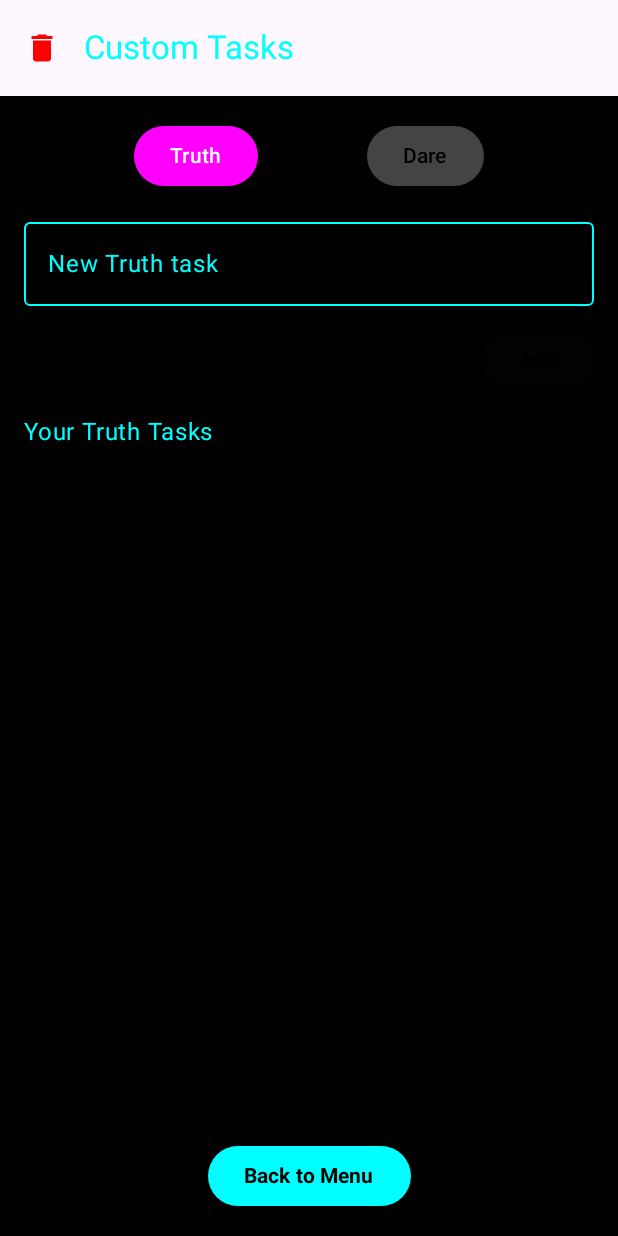
After one commit to Aleyna-prog/WhosNextFinal, an Android app built with Jetpack Compose: the CustomTaskScreen screen opened through its navigation route, on a phone screen of 412 x 824 dp. The commit adds this screen. Run offline under Robolectric (Android 15) with nearby library versions, the phone set to English and light mode, and no system bars; our stand-ins replace Room's generated code.

Commit message:
should requirements wurden erfüllt..glaube ich CustomTask und CustomTaskScreen, GameScreen etc wurden geupdatet

```diff
--- /dev/null
+++ b/app/src/main/java/com/example/whosdaresample/CustomTask.kt
@@ -0,0 +1,6 @@
+package com.example.whosdaresample
+
+data class CustomTask(
+    val type: String,  // "Truth" oder "Dare"
+    val text: String
+)
--- a/app/src/main/java/com/example/whosdaresample/navigation/Navigation.kt
+++ b/app/src/main/java/com/example/whosdaresample/navigation/Navigation.kt
@@ -10,6 +10,8 @@ import com.example.whosdaresample.ui.screens.*
 import com.example.whosdaresample.ui.theme.EndScreen
 import com.example.whosdaresample.ui.theme.GameScreen
 import com.example.whosdaresample.ui.theme.SpinBottleScreen
+import com.example.whosdaresample.ui.theme.CustomTaskScreen
+
 
 @Composable
 fun AppNavigation(navController: NavHostController, viewModel: GameViewModel) {
@@ -17,7 +19,8 @@ fun AppNavigation(navController: NavHostController, viewModel: GameViewModel) {
         composable("start") {
             StartScreen(
                 viewModel = viewModel,
-                onStartGame = { navController.navigate("spin") }
+                onStartGame = { navController.navigate("spin") },
+                onOpenCustomTasks = {navController.navigate("custom")}
             )
         }
         composable("spin") {
@@ -43,5 +46,12 @@ fun AppNavigation(navController: NavHostController, viewModel: GameViewModel) {
                 }
             )
         }
+        composable("custom") {
+            CustomTaskScreen(
+                viewModel = viewModel,
+                onBack = { navController.popBackStack() }
+            )
+        }
+
     }
 }
--- /dev/null
+++ b/app/src/main/java/com/example/whosdaresample/ui/theme/CustomTaskScreen.kt
@@ -0,0 +1,136 @@
+package com.example.whosdaresample.ui.theme
+
+import androidx.compose.foundation.background
+import androidx.compose.foundation.layout.*
+import androidx.compose.foundation.lazy.LazyColumn
+import androidx.compose.foundation.lazy.items
+import androidx.compose.foundation.shape.RoundedCornerShape
+import androidx.compose.material.icons.Icons
+import androidx.compose.material.icons.filled.Delete
+import androidx.compose.material3.*
+import androidx.compose.runtime.*
+import androidx.compose.ui.Alignment
+import androidx.compose.ui.Modifier
+import androidx.compose.ui.graphics.Color
+import androidx.compose.ui.text.font.FontWeight
+import androidx.compose.ui.unit.dp
+import com.example.whosdaresample.CustomTask
+import com.example.whosdaresample.GameViewModel
+
+@OptIn(ExperimentalMaterial3Api::class)
+@Composable
+fun CustomTaskScreen(
+    viewModel: GameViewModel,
+    onBack: () -> Unit
+) {
+    var selectedTab by remember { mutableStateOf("Truth") }
+    var newTaskText by remember { mutableStateOf("") }
+
+    Scaffold(
+        topBar = {
+            TopAppBar(
+                title = { Text("Custom Tasks", color = Color.Cyan) },
+                navigationIcon = {
+                    IconButton(onClick = onBack) {
+                        Icon(Icons.Default.Delete, contentDescription = "Back", tint = Color.Red)
+                    }
+                }
+            )
+        },
+        containerColor = Color.Black
+    ) { padding ->
+        Column(
+            modifier = Modifier
+                .padding(padding)
+                .fillMaxSize()
+                .background(Color.Black)
+                .padding(16.dp),
+            verticalArrangement = Arrangement.spacedBy(12.dp)
+        ) {
+            // Tab Switch
+            Row(Modifier.fillMaxWidth(), horizontalArrangement = Arrangement.SpaceEvenly) {
+                Button(
+                    onClick = { selectedTab = "Truth" },
+                    colors = ButtonDefaults.buttonColors(
+                        containerColor = if (selectedTab == "Truth") Color.Magenta else Color.DarkGray
+                    )
+                ) {
+                    Text("Truth", color = Color.White)
+                }
+                Button(
+                    onClick = { selectedTab = "Dare" },
+                    colors = ButtonDefaults.buttonColors(
+                        containerColor = if (selectedTab == "Dare") Color.Yellow else Color.DarkGray
+                    )
+                ) {
+                    Text("Dare", color = Color.Black)
+                }
+            }
+
+            // Input
+            OutlinedTextField(
+                value = newTaskText,
+                onValueChange = { newTaskText = it },
+                label = { Text("New $selectedTab task", color = Color.Cyan) },
+                modifier = Modifier.fillMaxWidth(),
+                textStyle = LocalTextStyle.current.copy(color = Color.White),
+                colors = OutlinedTextFieldDefaults.colors(
+                    focusedBorderColor = Color.Cyan,
+                    unfocusedBorderColor = Color.Cyan
+                )
+            )
+
+            Button(
+                onClick = {
+                    viewModel.addCustomTask(selectedTab, newTaskText.trim())
+                    newTaskText = ""
+                },
+                enabled = newTaskText.isNotBlank(),
+                colors = ButtonDefaults.buttonColors(containerColor = Color.Cyan),
+                modifier = Modifier.align(Alignment.End)
+            ) {
+                Text("Add", color = Color.Black)
+            }
+
+            // List
+            Text("Your $selectedTab Tasks", color = Color.Cyan)
+            LazyColumn(
+                verticalArrangement = Arrangement.spacedBy(8.dp),
+                modifier = Modifier
+                    .weight(1f)
+                    .fillMaxWidth()
+            ) {
+                val filtered = viewModel.customTasks.filter { it.type == selectedTab }
+                items(filtered) { task ->
+                    Card(
+                        shape = RoundedCornerShape(12.dp),
+                        colors = CardDefaults.cardColors(containerColor = Color(0xFF1A1A1A)),
+                        modifier = Modifier.fillMaxWidth()
+                    ) {
+                        Row(
+                            modifier = Modifier
+                                .padding(12.dp)
+                                .fillMaxWidth(),
+                            horizontalArrangement = Arrangement.SpaceBetween,
+                            verticalAlignment = Alignment.CenterVertically
+                        ) {
+                            Text(task.text, color = Color.White)
+                            IconButton(onClick = { viewModel.removeCustomTask(task) }) {
+                                Icon(Icons.Default.Delete, contentDescription = null, tint = Color.Red)
+                            }
+                        }
+                    }
+                }
+            }
+
+            // Zurück-Button
+            Button(
+                onClick = onBack,
+                colors = ButtonDefaults.buttonColors(containerColor = Color.Cyan),
+                modifier = Modifier.align(Alignment.CenterHorizontally)
+            ) {
+                Text("Back to Menu", color = Color.Black, fontWeight = FontWeight.Bold)
+            }
+        }
+    }
+}
--- a/app/src/main/java/com/example/whosdaresample/ui/theme/StartScreen.kt
+++ b/app/src/main/java/com/example/whosdaresample/ui/theme/StartScreen.kt
@@ -1,4 +1,3 @@
-// Datei: StartScreen.kt
 package com.example.whosdaresample.ui.screens
 
 import androidx.compose.foundation.background
@@ -24,7 +23,8 @@ import com.example.whosdaresample.GameViewModel
 @Composable
 fun StartScreen(
     viewModel: GameViewModel,
-    onStartGame: () -> Unit
+    onStartGame: () -> Unit,
+    onOpenCustomTasks: () -> Unit
 ) {
     var nameInput by remember { mutableStateOf("") }
 
@@ -37,15 +37,11 @@ fun StartScreen(
     ) {
         WelcomeCard()
 
-        Row(
-            verticalAlignment = Alignment.CenterVertically
-        ) {
+        Row(verticalAlignment = Alignment.CenterVertically) {
             OutlinedTextField(
                 value = nameInput,
                 onValueChange = { nameInput = it },
-                label = {
-                    Text("Enter name", color = Color.Cyan)
-                },
+                label = { Text("Enter name", color = Color.Cyan) },
                 modifier = Modifier
                     .weight(1f)
                     .height(60.dp),
@@ -118,10 +114,33 @@ fun StartScreen(
             }
         }
 
+        // ➕ Shuffle Mode Toggle
+        Row(
+            verticalAlignment = Alignment.CenterVertically,
+            modifier = Modifier.padding(top = 8.dp, start = 8.dp)
+        ) {
+            Checkbox(
+                checked = viewModel.isShuffleMode.value,
+                onCheckedChange = { viewModel.isShuffleMode.value = it },
+                colors = CheckboxDefaults.colors(
+                    checkedColor = Color.Cyan,
+                    uncheckedColor = Color.Gray
+                )
+            )
+            Text("Shuffle Mode", color = Color.Cyan)
+        }
+
         Spacer(modifier = Modifier.weight(1f))
 
         if (viewModel.playerNames.size >= 2) {
             NeonStartButton(onClick = onStartGame)
+        }
+
+        TextButton(
+            onClick = onOpenCustomTasks,
+            modifier = Modifier.align(Alignment.CenterHorizontally)
+        ) {
+            Text("✏️ Custom Tasks", color = Color.LightGray)
         }
     }
 }
@@ -133,49 +152,34 @@ fun WelcomeCard() {
             .fillMaxWidth()
             .padding(8.dp),
         elevation = CardDefaults.cardElevation(defaultElevation = 12.dp),
-        colors = CardDefaults.cardColors(
-            containerColor = Color(0xFF1A1A1A)
-        ),
+        colors = CardDefaults.cardColors(containerColor = Color(0xFF1A1A1A)),
         shape = RoundedCornerShape(20.dp)
     ) {
         Column(
-            modifier = Modifier
-                .padding(24.dp),
+            modifier = Modifier.padding(24.dp),
             verticalArrangement = Arrangement.spacedBy(12.dp)
         ) {
             Text(
                 text = "Welcome to Who's Next!",
                 style = MaterialTheme.typography.headlineSmall.copy(
                     color = Color.Magenta,
-                    shadow = Shadow(
-                        color = Color.Magenta,
-                        blurRadius = 12f
-                    )
+                    shadow = Shadow(color = Color.Magenta, blurRadius = 12f)
                 )
             )
-
             Text(
                 text = "Enter all player names (min. 2) to begin. A random player will be chosen each round to decide: Truth or Dare.",
                 style = MaterialTheme.typography.bodyLarge.copy(color = Color.LightGray)
             )
-
             Text(
                 text = "\u23F3 No decision? Countdown is running... The system will decide!",
-                style = MaterialTheme.typography.bodyLarge.copy(
-                    color = Color.Yellow
-                )
+                style = MaterialTheme.typography.bodyLarge.copy(color = Color.Yellow)
             )
-
             Text(
                 text = "Have fun!",
                 style = MaterialTheme.typography.bodyLarge.copy(
                     fontWeight = FontWeight.Bold,
                     color = Color.Cyan,
-                    shadow = Shadow(
-                        color = Color.Cyan,
-                        offset = Offset(0f, 0f),
-                        blurRadius = 12f
-                    )
+                    shadow = Shadow(color = Color.Cyan, offset = Offset(0f, 0f), blurRadius = 12f)
                 )
             )
         }
@@ -204,11 +208,7 @@ fun NeonStartButton(onClick: () -> Unit) {
                 text = "START GAME",
                 style = MaterialTheme.typography.labelLarge.copy(
                     color = Color.Cyan,
-                    shadow = Shadow(
-                        color = Color.Cyan,
-                        offset = Offset(0f, 0f),
-                        blurRadius = 20f
-                    ),
+                    shadow = Shadow(color = Color.Cyan, offset = Offset(0f, 0f), blurRadius = 20f),
                     fontWeight = FontWeight.Bold
                 )
             )
```
Also changed, not shown: app/src/main/java/com/example/whosdaresample/GameViewModel.kt (+20 -6 lines), app/src/main/java/com/example/whosdaresample/ui/theme/GameScreen.kt (+14 -9 lines).
